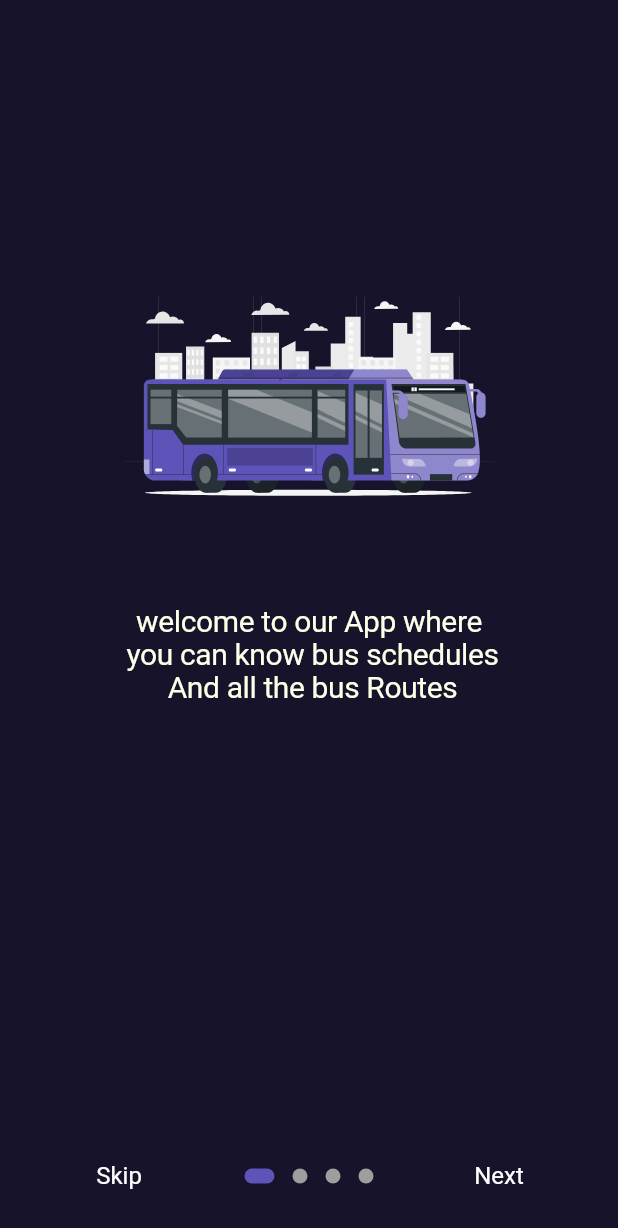
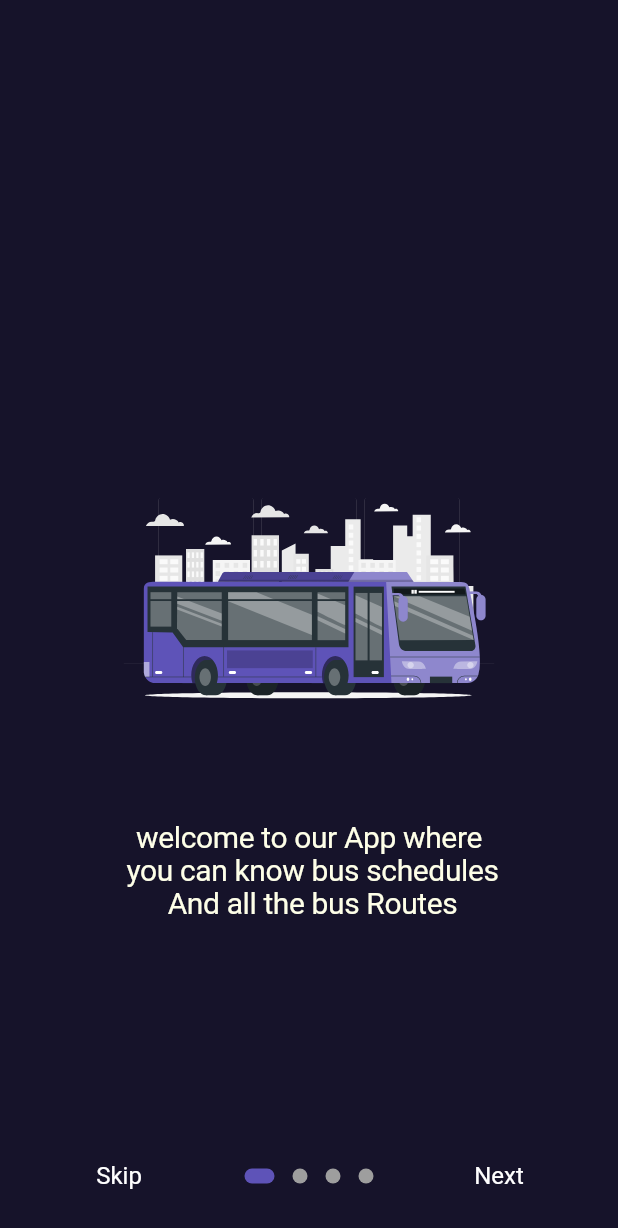
Before and after one commit to basharwalid/SBSR, a Flutter app: the screen it shows after launch, on a phone screen of 412 x 824 dp. Shown: the top 1228 px of the screen. Run offline on Flutter 3.47's test engine with Material 3 defaults, Android fonts, the light colour scheme and no system bars; drawn by our look-alikes of introduction_screen; our stand-ins replace animated_splash_screen, animated_toggle_switch, flutter_svg, icons_plus, shared_preferences.

Commit message:
% IntroView.dart % IntroViewModel.dart % IntroNavigator.dart

```diff
--- a/lib/GetStarted/contents.dart
+++ /dev/null
@@ -1,24 +0,0 @@
-class Onbording {
-  String img;
-  String discr;
-  Onbording({required this.img, required this.discr});
-}
-
-List<Onbording> getstarted_content = [
-  Onbording(
-      img: "Assets/SVG/city bus-rafiki 1.svg",
-      discr:
-          "welcome to our App where \n you can know bus schedules \n And all the bus Routes"),
-  Onbording(
-      img: "Assets/SVG/Bus Stop-bro 1.svg",
-      discr:
-          "wherever you are in any station \n you can get information about \n the upcoming bus and Estimated time"),
-  Onbording(
-      img: "Assets/SVG/Bus driver-pana 1.svg",
-      discr:
-          "Get announces to you favorite \n bus Line and Also get the \n announce before the bus arrives while \n you are sitting in home or without \n doing any hard work"),
-  Onbording(
-      img: "Assets/SVG/Mobile-pana 1.svg",
-      discr:
-          "So join us in this incredible journey so \n you can get the all the Public \n transportation buses Details as fast \n as possible wherever you are located")
-];
--- a/lib/GetStarted/get_started.dart
+++ /dev/null
@@ -1,71 +0,0 @@
-import 'package:flutter/material.dart';
-import 'package:flutter_svg/flutter_svg.dart';
-import 'package:introduction_screen/introduction_screen.dart';
-import 'package:sbsr/Core/Theme/Theme.dart';
-import 'package:sbsr/GetStarted/contents.dart';
-
-class GetStarted extends StatelessWidget {
-  static const String routeName = "GetStarted";
-
-  @override
-  Widget build(BuildContext context) {
-    return Scaffold(
-      appBar: AppBar(),
-      body: IntroductionScreen(
-        pages: getstarted_content
-            .map(
-              (content) => PageViewModel(
-                title: "",
-                bodyWidget: Column(
-                  mainAxisAlignment: MainAxisAlignment.center,
-                  children: [
-                    SvgPicture.asset(
-                      content.img,
-                      height: MediaQuery.of(context).size.height * 0.3,
-                      width: MediaQuery.of(context).size.width * 0.6,
-                    ),
-                    SizedBox(height: 15),
-                    Text(
-                      content.discr,
-                      style: Theme.of(context)
-                          .textTheme
-                          .displayLarge,
-                      textAlign: TextAlign.center,
-                    ),
-                  ],
-                ),
-              ),
-            )
-            .toList(),
-        onDone: () {
-          // Handle what to do when done
-        },
-        showSkipButton: true,
-        skip: Text("Skip",
-            style: Theme.of(context)
-                .textTheme
-                .displayMedium!
-                .copyWith(color: MyTheme.white)),
-        done: Text(
-          "Done",
-          style: Theme.of(context)
-              .textTheme
-              .displayMedium!
-              .copyWith(color: MyTheme.white),
-        ),
-        next: Text("Next",
-            style: Theme.of(context)
-                .textTheme
-                .displayMedium!
-                .copyWith(color: MyTheme.white)),
-        dotsDecorator: DotsDecorator(
-          size: const Size.square(10.0),
-          activeSize: const Size(20.0, 10.0),
-          activeShape: RoundedRectangleBorder(
-            borderRadius: BorderRadius.circular(25.0),
-          ),
-        ),
-      ),
-    );
-  }
-}
--- /dev/null
+++ b/lib/UI/GetStarted/IntroNavigator.dart
@@ -0,0 +1,5 @@
+import 'package:sbsr/Core/Base/BaseNavigator.dart';
+
+abstract class IntroNavigator extends BaseNavigator{
+    goToHomeScreen();
+}
--- /dev/null
+++ b/lib/UI/GetStarted/IntroView.dart
@@ -0,0 +1,97 @@
+import 'package:flutter/material.dart';
+import 'package:flutter_svg/flutter_svg.dart';
+import 'package:introduction_screen/introduction_screen.dart';
+import 'package:sbsr/Core/Base/BaseState.dart';
+import 'package:sbsr/Core/Theme/Theme.dart';
+import 'package:sbsr/UI/GetStarted/IntroNavigator.dart';
+import 'package:sbsr/UI/GetStarted/IntroViewModel.dart';
+import 'package:sbsr/UI/GetStarted/contents.dart';
+import 'package:sbsr/UI/HomeScreen/HomeView.dart';
+
+
+class IntroView extends StatefulWidget {
+  static const String routeName = "GetStarted";
+
+  @override
+  State<IntroView> createState() => _IntroViewState();
+}
+
+class _IntroViewState extends BaseState<IntroView , IntroViewModel> implements IntroNavigator {
+  @override
+  Widget build(BuildContext context) {
+    return Scaffold(
+      body: Column(
+        children: [
+          Expanded(
+            child: IntroductionScreen(
+              pages: viewModel!.getStartedContent
+                  .map(
+                    (content) => PageViewModel(
+                      decoration: const PageDecoration(
+                        fullScreen: true,
+                         bodyFlex: 3,
+                        footerFlex: 2,
+                      ),
+                      title: "",
+                      footer: Text(content.description??"" ,
+                        style: Theme.of(context).textTheme.displayLarge,
+                        textAlign: TextAlign.center,
+                      ),
+                      bodyWidget: Column(
+                        mainAxisAlignment: MainAxisAlignment.center,
+                        children: [
+                          SvgPicture.asset(
+                            content.image??"",
+                            height: MediaQuery.of(context).size.height * 0.3,
+                            width: MediaQuery.of(context).size.width * 0.6,
+                          ),
+                        ],
+                      ),
+                    ),
+                  )
+                  .toList(),
+              onDone: () {
+                goToHomeScreen();
+              },
+              showSkipButton: true,
+              skip: Text("Skip",
+                  style: Theme.of(context)
+                      .textTheme
+                      .displayMedium!
+                      .copyWith(color: MyTheme.white)),
+              done: Text(
+                "Done",
+                style: Theme.of(context)
+                    .textTheme
+                    .displayMedium!
+                    .copyWith(color: MyTheme.white),
+              ),
+              next: Text("Next",
+                  style: Theme.of(context)
+                      .textTheme
+                      .displayMedium!
+                      .copyWith(color: MyTheme.white)),
+              dotsDecorator: DotsDecorator(
+                size: const Size.square(10.0),
+                activeSize: const Size(20.0, 10.0),
+                activeShape: RoundedRectangleBorder(
+                  borderRadius: BorderRadius.circular(25.0),
+                ),
+              ),
+            ),
+          ),
+        ],
+      ),
+    );
+  }
+
+  @override
+  IntroViewModel initViewModel() {
+    return IntroViewModel();
+  }
+
+  @override
+  goToHomeScreen() {
+    Navigator.pushReplacementNamed(context, HomeView.routeName);
+  }
+}
--- /dev/null
+++ b/lib/UI/GetStarted/IntroViewModel.dart
@@ -0,0 +1,30 @@
+import 'package:sbsr/Core/Base/BaseViewModel.dart';
+import 'package:sbsr/UI/GetStarted/IntroNavigator.dart';
+import 'package:sbsr/UI/GetStarted/contents.dart';
+
+class IntroViewModel extends BaseViewModel<IntroNavigator>{
+
+  List<Content> getStartedContent = [
+    Content(
+        image: "Assets/SVG/city_bus_rafiki_1.svg",
+        description:
+        "welcome to our App where \n you can know bus schedules \n And all the bus Routes"),
+    Content(
+        image: "Assets/SVG/Bus Stop-bro 1.svg",
+        description:
+        "wherever you are in any station \n you can get information about \n the upcoming bus and Estimated time"),
+    Content(
+        image: "Assets/SVG/Bus driver-pana 1.svg",
+        description:
+        "Get announces to you favorite \n bus Line and Also get the \n announce before the bus arrives while \n you are sitting in home or without \n doing any hard work"),
+    Content(
+        image: "Assets/SVG/Mobile-pana 1.svg",
+        description:
+        "So join us in this incredible journey so \n you can get the all the Public \n transportation buses Details as fast \n as possible wherever you are located")
+  ];
+
+
+  goToHomeScreen(){
+     navigator!.goToHomeScreen();
+  }
+}
--- /dev/null
+++ b/lib/UI/GetStarted/contents.dart
@@ -0,0 +1,5 @@
+class Content {
+  String? image;
+  String? description;
+  Content({required this.image , required this.description});
+}
--- a/lib/Splash/Splash.dart
+++ b/lib/UI/Splash/Splash.dart
@@ -1,7 +1,7 @@
 import 'package:flutter/material.dart';
 import 'package:sbsr/Core/Theme/Theme.dart';
-import 'package:sbsr/GetStarted/get_started.dart';
 import 'package:animated_splash_screen/animated_splash_screen.dart';
+import 'package:sbsr/UI/GetStarted/IntroView.dart';
 
 class Splash extends StatelessWidget {
   static const String routeName = "splash";
@@ -14,7 +14,7 @@ class Splash extends StatelessWidget {
         "Assets/image/logo.png",
         width: MediaQuery.of(context).size.width ,
       ),
-      nextScreen:  GetStarted(),
+      nextScreen: IntroView(),
       splashTransition: SplashTransition.fadeTransition,
       backgroundColor: MyTheme.darkPurple,
     );
--- a/lib/main.dart
+++ b/lib/main.dart
@@ -2,8 +2,9 @@ import 'package:flutter/material.dart';
 import 'package:provider/provider.dart';
 import 'package:sbsr/Core/Providers/ThemeProvider.dart';
 import 'package:sbsr/Core/Theme/Theme.dart';
-import 'package:sbsr/Splash/Splash.dart';
+import 'package:sbsr/UI/GetStarted/IntroView.dart';
 import 'package:sbsr/UI/HomeScreen/HomeView.dart';
+import 'package:sbsr/UI/Splash/Splash.dart';
 import 'package:shared_preferences/shared_preferences.dart';
 
 void main() async{
@@ -26,6 +27,7 @@ class MyApp extends StatelessWidget {
         debugShowCheckedModeBanner: false,
         routes: {
           Splash.routeName : (_)=> Splash(),
+          IntroView.routeName : (_) => IntroView(),
           HomeView.routeName : (_) => HomeView(),
         },
       theme: MyTheme.greenTheme,
```
Also changed, not shown: Assets/SVG/city_bus_rafiki_1.svg (renamed from Assets/SVG/city bus-rafiki 1.svg).
